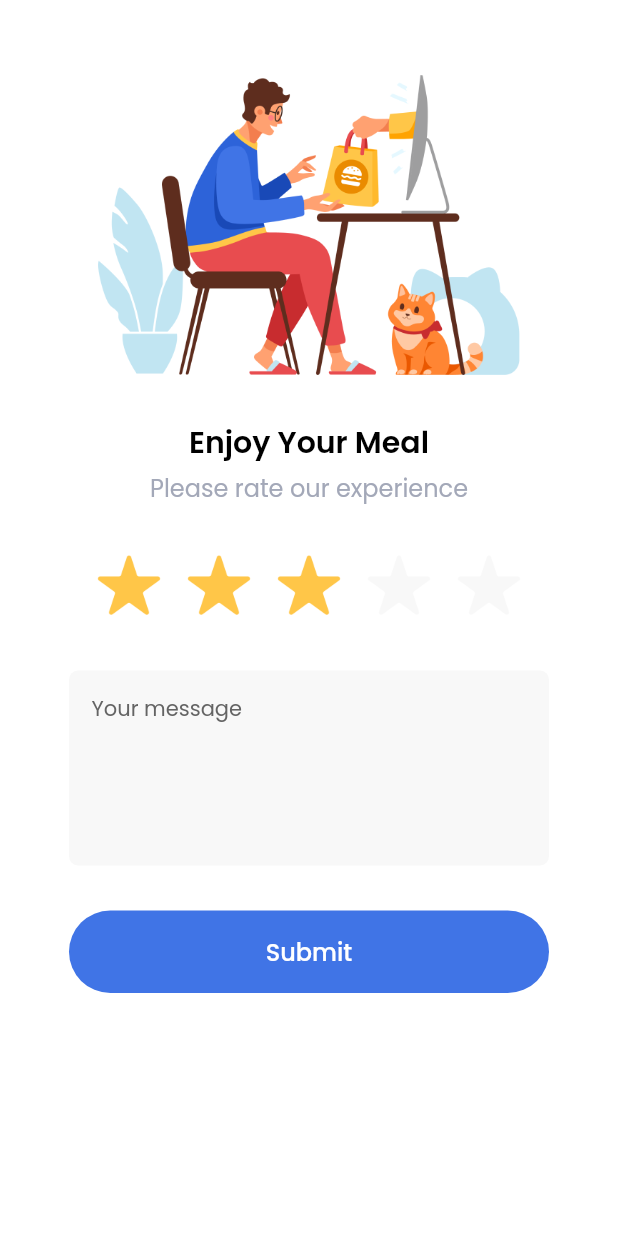
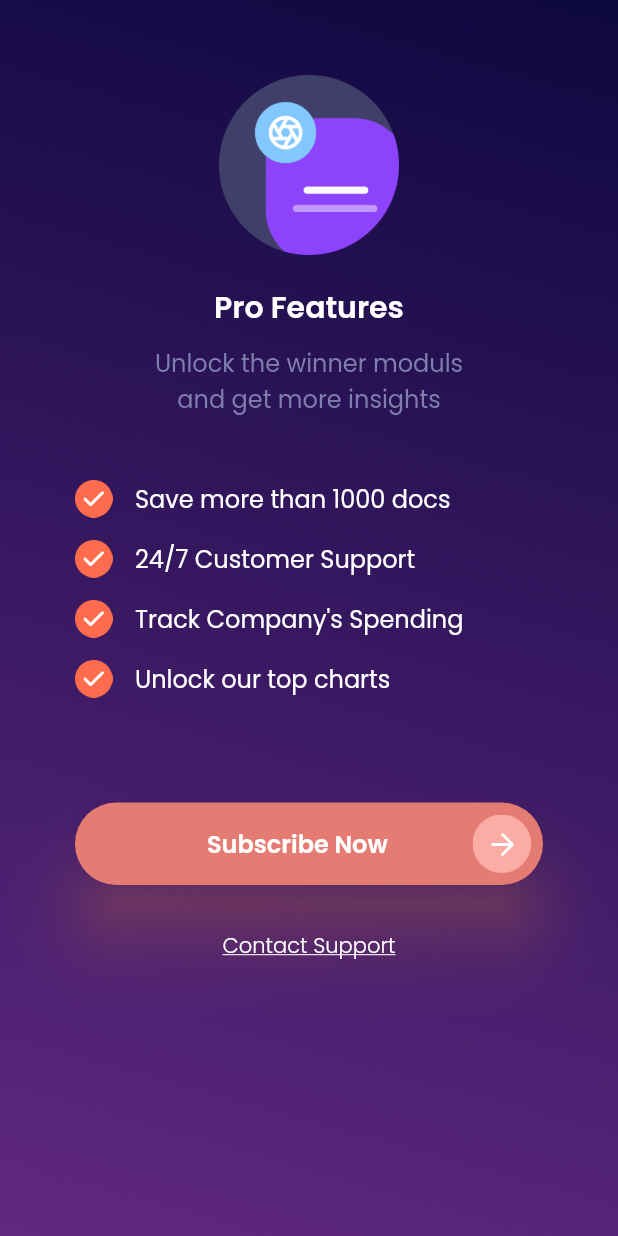
Before and after one commit to davadaviar/intro-flutter, a Flutter app: the screen it shows after launch, on a phone screen of 412 x 824 dp. Run offline on Flutter 3.47's test engine with Material 2 defaults, Android fonts, the phone set to English and light mode, and no system bars; our stand-ins replace google_fonts.

Commit message:
Add new second pricing page

```diff
--- a/lib/main.dart
+++ b/lib/main.dart
@@ -6,6 +6,7 @@ import 'package:flutterday_one/pages/first_rate.dart';
 import 'package:flutterday_one/pages/first_signin.dart';
 import 'package:flutterday_one/pages/first_splashscreen.dart';
 import 'package:flutterday_one/pages/second_empty.dart';
+import 'package:flutterday_one/pages/second_pricing.dart';
 import 'package:flutterday_one/pages/second_rate.dart';
 import 'package:flutterday_one/pages/second_signin.dart';
 import 'package:flutterday_one/pages/second_splashscreen.dart';
@@ -19,7 +20,7 @@ class SevenDays extends StatelessWidget {
   Widget build(BuildContext context) {
     return MaterialApp(
       debugShowCheckedModeBanner: false,
-      home: SecondRate(),
+      home: SecondPricing(),
     );
   }
 }
--- /dev/null
+++ b/lib/pages/second_pricing.dart
@@ -0,0 +1,203 @@
+import 'package:flutter/material.dart';
+import 'package:google_fonts/google_fonts.dart';
+
+class SecondPricing extends StatelessWidget {
+  @override
+  Widget build(BuildContext context) {
+    return Scaffold(
+      body: Stack(
+        children: [
+          Container(
+            decoration: BoxDecoration(
+              image: DecorationImage(
+                image: AssetImage(
+                  'assets/linier_background.png',
+                ),
+                fit: BoxFit.cover,
+              ),
+            ),
+          ),
+          Padding(
+            padding: const EdgeInsets.only(
+              top: 50,
+              left: 30,
+              right: 30,
+            ),
+            child: Center(
+              child: Column(
+                children: [
+                  Image.asset(
+                    'assets/pricing_illustration.png',
+                    width: 120,
+                  ),
+                  SizedBox(
+                    height: 20,
+                  ),
+                  Text(
+                    'Pro Features',
+                    style: GoogleFonts.poppins(
+                      color: Colors.white,
+                      fontSize: 20,
+                      fontWeight: FontWeight.w600,
+                    ),
+                  ),
+                  SizedBox(
+                    height: 10,
+                  ),
+                  Text(
+                    'Unlock the winner moduls \nand get more insights',
+                    style: GoogleFonts.poppins(
+                      color: Color(0xff7F7FAD),
+                      fontSize: 16,
+                    ),
+                    textAlign: TextAlign.center,
+                  )
+                ],
+              ),
+            ),
+          ),
+          Padding(
+            padding: const EdgeInsets.only(
+              top: 320,
+              left: 50,
+              right: 50,
+            ),
+            child: Column(
+              children: [
+                Row(
+                  children: [
+                    Image.asset(
+                      'assets/orange_check.png',
+                      width: 25,
+                    ),
+                    SizedBox(
+                      width: 15,
+                    ),
+                    Text(
+                      'Save more than 1000 docs',
+                      style: GoogleFonts.poppins(
+                        color: Colors.white,
+                        fontSize: 16,
+                      ),
+                    )
+                  ],
+                ),
+                SizedBox(
+                  height: 15,
+                ),
+                Row(
+                  children: [
+                    Image.asset(
+                      'assets/orange_check.png',
+                      width: 25,
+                    ),
+                    SizedBox(
+                      width: 15,
+                    ),
+                    Text(
+                      '24/7 Customer Support',
+                      style: GoogleFonts.poppins(
+                        color: Colors.white,
+                        fontSize: 16,
+                      ),
+                    )
+                  ],
+                ),
+                SizedBox(
+                  height: 15,
+                ),
+                Row(
+                  children: [
+                    Image.asset(
+                      'assets/orange_check.png',
+                      width: 25,
+                    ),
+                    SizedBox(
+                      width: 15,
+                    ),
+                    Text(
+                      'Track Company\'s Spending',
+                      style: GoogleFonts.poppins(
+                        color: Colors.white,
+                        fontSize: 16,
+                      ),
+                    )
+                  ],
+                ),
+                SizedBox(
+                  height: 15,
+                ),
+                Row(
+                  children: [
+                    Image.asset(
+                      'assets/orange_check.png',
+                      width: 25,
+                    ),
+                    SizedBox(
+                      width: 15,
+                    ),
+                    Text(
+                      'Unlock our top charts',
+                      style: GoogleFonts.poppins(
+                        color: Colors.white,
+                        fontSize: 16,
+                      ),
+                    )
+                  ],
+                ),
+                SizedBox(
+                  height: 70,
+                ),
+                Container(
+                  width: 320,
+                  height: 55,
+                  child: TextButton(
+                    style: TextButton.styleFrom(
+                        shadowColor: Color(0xffE57C73),
+                        elevation: 20,
+                        backgroundColor: Color(0xffE57C73),
+                        shape: RoundedRectangleBorder(
+                          borderRadius: BorderRadius.circular(60),
+                        )),
+                    onPressed: () {},
+                    child: Row(
+                      mainAxisAlignment: MainAxisAlignment.spaceBetween,
+                      children: [
+                        Padding(
+                          padding: const EdgeInsets.only(left: 80),
+                          child: Text(
+                            'Subscribe Now',
+                            style: GoogleFonts.poppins(
+                              color: Colors.white,
+                              fontSize: 16,
+                              fontWeight: FontWeight.w600,
+                            ),
+                          ),
+                        ),
+                        Image.asset(
+                          'assets/button_arrow.png',
+                        )
+                      ],
+                    ),
+                  ),
+                ),
+                SizedBox(
+                  height: 30,
+                ),
+                Text(
+                  'Contact Support',
+                  style: GoogleFonts.poppins(
+                    color: Colors.white,
+                    fontSize: 14,
+                    fontWeight: FontWeight.w300,
+                    decoration: TextDecoration.underline,
+                  ),
+                ),
+              ],
+            ),
+          )
+        ],
+      ),
+    );
+  }
+}
--- a/lib/pages/second_rate.dart
+++ b/lib/pages/second_rate.dart
@@ -89,7 +89,7 @@ class SecondRate extends StatelessWidget {
                       )),
                   onPressed: () {},
                   child: Text(
-                    'Submit',
+                    'Submit Review',
                     style: GoogleFonts.poppins(
                         color: Colors.white,
                         fontSize: 16,
```
Also changed, not shown: assets/button_arrow.png (added), assets/linier_background.png (added), assets/orange_check.png (added).
